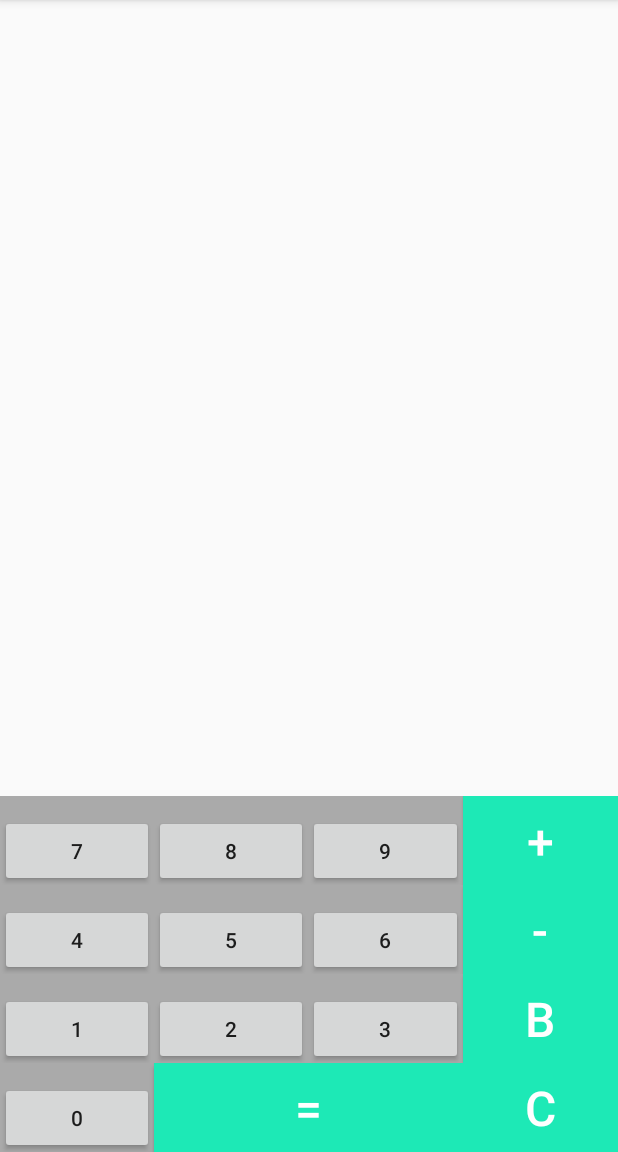
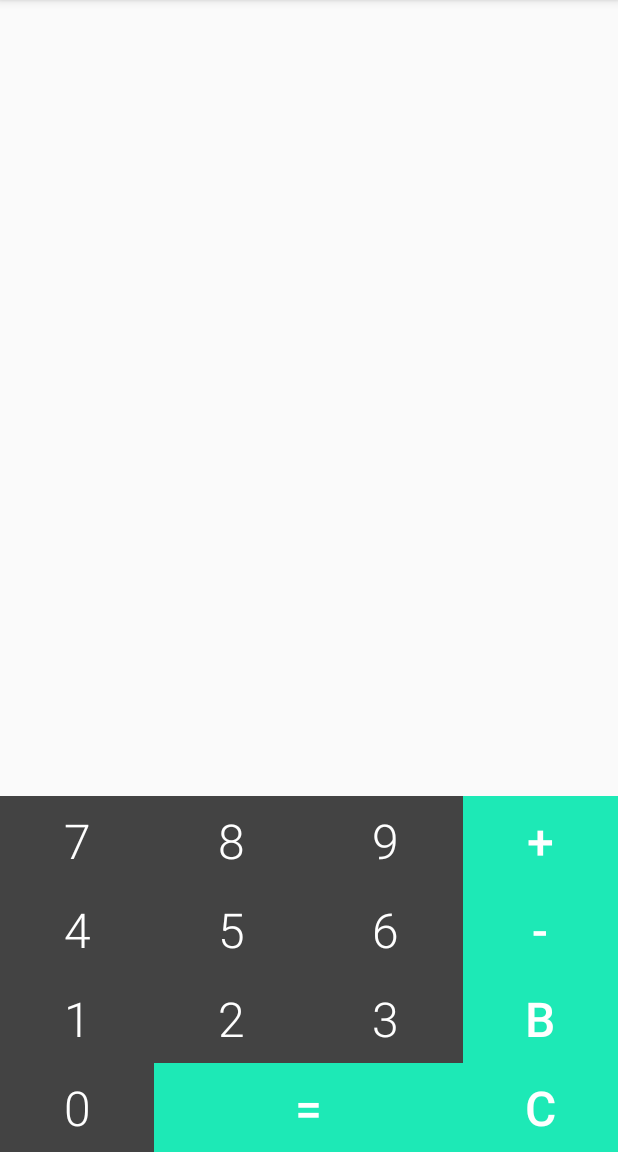
Before and after one commit to ElieGUILLAUMES/Calculator, an Android app: the screen it shows after launch (MainActivity), after a tap on an icon or button, on a phone screen of 412 x 824 dp, the part 84-1236 px from its top. Run offline under Robolectric (Android 15) with nearby library versions, the phone set to English and light mode, and no system bars.

```diff
--- a/app/src/main/java/com/icelandic_courses/elie/calculator/MainActivity.java
+++ b/app/src/main/java/com/icelandic_courses/elie/calculator/MainActivity.java
@@ -11,9 +11,7 @@ import android.widget.*;
 
 public class MainActivity extends Activity {
 
-    private static boolean allowToVibrate;
     private SharedPreferences prefs;
-    public final static String EXTRA_VIBRATION = "vibration";
     private Vibrator vibe;
 
     @Override
@@ -47,6 +45,8 @@ public class MainActivity extends Activity {
         backspaceButton.setBackgroundResource(buttonRes);
         clearButton.setBackgroundResource(buttonRes);
         resultButton.setBackgroundResource(buttonRes);
+
+
     }
 
     @Override
@@ -65,9 +65,7 @@ public class MainActivity extends Activity {
 
         //noinspection SimplifiableIfStatement
         if (id == R.id.action_settings) {
-            //return true;
             Intent intent = new Intent(this, SettingsActivity.class);
-            intent.putExtra(EXTRA_VIBRATION, allowToVibrate);
             startActivity(intent);
         }
 
@@ -177,22 +175,9 @@ public class MainActivity extends Activity {
     }
 
     private void vibrate(){
-        if(isAllowToVibrate()){
+        if(prefs.getBoolean("vibration", false)){
             vibe.vibrate(100);
         }
     }
 
-    public static void allowVibration(){
-        allowToVibrate = true;
-    }
-
-    public static void disableVibration(){
-        allowToVibrate = false;
-    }
-
-    public static boolean isAllowToVibrate(){
-        return allowToVibrate;
-    }
-
-
 }
--- a/app/src/main/res/layout/activity_main.xml
+++ b/app/src/main/res/layout/activity_main.xml
@@ -34,21 +34,24 @@
                     android:layout_height="wrap_content"
                     android:layout_weight="1"
                     android:text="7"
-                    android:onClick="appendNumber"/>
+                    android:onClick="appendNumber"
+                    style="@style/number_button"/>
                 <Button
                     android:id="@+id/eightButton"
                     android:layout_width="0dp"
                     android:layout_height="wrap_content"
                     android:layout_weight="1"
                     android:text="8"
-                    android:onClick="appendNumber"/>
+                    android:onClick="appendNumber"
+                    style="@style/number_button"/>
                 <Button
                     android:id="@+id/nineButton"
                     android:layout_width="0dp"
                     android:layout_height="wrap_content"
                     android:layout_weight="1"
                     android:text="9"
-                    android:onClick="appendNumber"/>
+                    android:onClick="appendNumber"
+                    style="@style/number_button"/>
                 <Button
                     android:id="@+id/addButton"
                     android:layout_width="0dp"
@@ -71,21 +74,24 @@
                     android:layout_height="wrap_content"
                     android:layout_weight="1"
                     android:text="4"
-                    android:onClick="appendNumber"/>
+                    android:onClick="appendNumber"
+                    style="@style/number_button"/>
                 <Button
                     android:id="@+id/fiveButton"
                     android:layout_width="0dp"
                     android:layout_height="wrap_content"
                     android:layout_weight="1"
                     android:text="5"
-                    android:onClick="appendNumber"/>
+                    android:onClick="appendNumber"
+                    style="@style/number_button"/>
                 <Button
                     android:id="@+id/sixButton"
                     android:layout_width="0dp"
                     android:layout_height="wrap_content"
                     android:layout_weight="1"
                     android:text="6"
-                    android:onClick="appendNumber"/>
+                    android:onClick="appendNumber"
+                    style="@style/number_button"/>
                 <Button
                     android:id="@+id/substractButton"
                     android:layout_width="0dp"
@@ -109,21 +115,24 @@
                     android:layout_height="wrap_content"
                     android:layout_weight="1"
                     android:text="1"
-                    android:onClick="appendNumber"/>
+                    android:onClick="appendNumber"
+                    style="@style/number_button"/>
                 <Button
                     android:id="@+id/twoButton"
                     android:layout_width="0dp"
                     android:layout_height="wrap_content"
                     android:layout_weight="1"
                     android:text="2"
-                    android:onClick="appendNumber"/>
+                    android:onClick="appendNumber"
+                    style="@style/number_button"/>
                 <Button
                     android:id="@+id/threeButton"
                     android:layout_width="0dp"
                     android:layout_height="wrap_content"
                     android:layout_weight="1"
                     android:text="3"
-                    android:onClick="appendNumber"/>
+                    android:onClick="appendNumber"
+                    style="@style/number_button"/>
                 <Button
                     android:id="@+id/backspaceButton"
                     android:layout_width="0dp"
@@ -146,7 +155,8 @@
                     android:layout_height="wrap_content"
                     android:layout_weight="1"
                     android:text="0"
-                    android:onClick="appendNumber"/>
+                    android:onClick="appendNumber"
+                    style="@style/number_button"/>
                 <Button
                     android:id="@+id/resultButton"
                     android:layout_width="0dp"
```
Also changed, not shown: app/src/main/java/com/icelandic_courses/elie/calculator/SettingsActivity.java (+14 -23 lines), app/src/main/res/layout/activity_settings.xml (+4 -6 lines).
